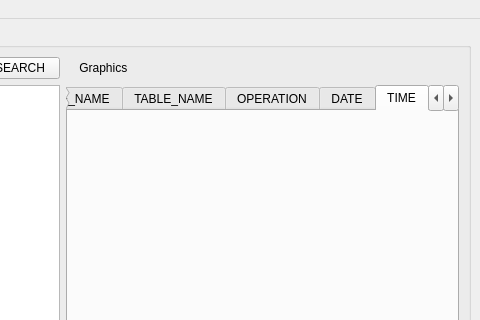
AdrianPrendas/LogsPrinting, file src/GUI/Patterns.ui: the form before one commit; both pictures show x 597 to 1077 and y 0 to 320 of the 1077 by 585 pixel window.
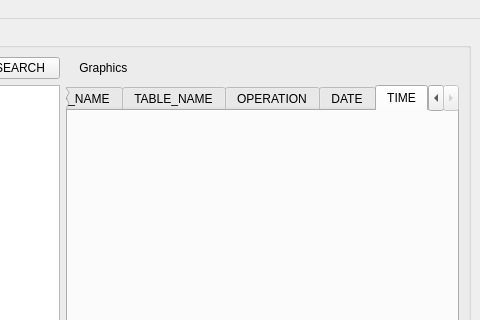
The form after the commit. The open tabs and pages were chosen to show the change. Icons and pictures are not drawn.

```diff
--- a/src/GUI/Patterns.ui
+++ b/src/GUI/Patterns.ui
@@ -119,16 +119,6 @@
              <string>TIME</string>
             </attribute>
            </widget>
-           <widget class="QWidget" name="tab_sql">
-            <attribute name="title">
-             <string>SQL</string>
-            </attribute>
-           </widget>
-           <widget class="QWidget" name="tab_nsql">
-            <attribute name="title">
-             <string>SQL-1</string>
-            </attribute>
-           </widget>
           </widget>
          </item>
          <item row="2" column="5">
```
Left out of the diff: 2 changed lines with no effect on the pictures.
